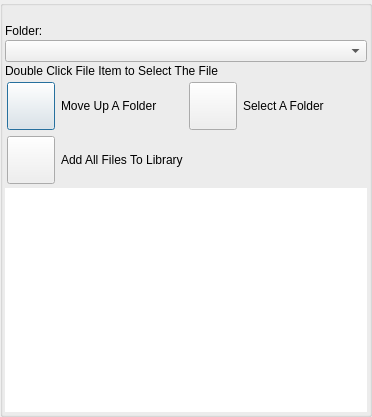
nolimitconnect/NoLimitConnect, file nolimitgui/CommonSrc/Forms/ActivityBrowseFiles.ui: the form before one commit.
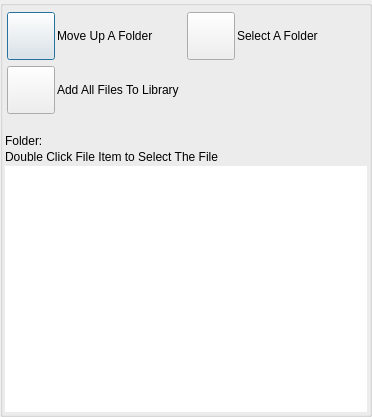
The form after the commit. Custom widgets are drawn as their Qt base class.

Commit message: More file path fixes for android. Replace File Filter combo box with File Filter buttons widget FileFilterSelectWidget

Diff of the .ui file:
```diff
--- a/nolimitgui/CommonSrc/Forms/ActivityBrowseFiles.ui
+++ b/nolimitgui/CommonSrc/Forms/ActivityBrowseFiles.ui
@@ -13,6 +13,12 @@
     <height>417</height>
    </rect>
   </property>
+  <property name="sizePolicy">
+   <sizepolicy hsizetype="Expanding" vsizetype="Expanding">
+    <horstretch>0</horstretch>
+    <verstretch>0</verstretch>
+   </sizepolicy>
+  </property>
   <property name="windowTitle">
    <string>Browse Files</string>
   </property>
@@ -87,6 +93,159 @@
       <property name="bottomMargin">
        <number>2</number>
       </property>
+      <item>
+       <widget class="FileFilterSelectWidget" name="m_FileFilterSelectWidget" native="true"/>
+      </item>
+      <item>
+       <widget class="QWidget" name="m_UpDirWidget" native="true">
+        <layout class="QHBoxLayout" name="horizontalLayout_2">
+         <property name="spacing">
+          <number>2</number>
+         </property>
+         <property name="leftMargin">
+          <number>2</number>
+         </property>
+         <property name="topMargin">
+          <number>2</number>
+         </property>
+         <property name="rightMargin">
+          <number>2</number>
+         </property>
+         <property name="bottomMargin">
+          <number>2</number>
+         </property>
+         <item>
+          <widget class="VxPushButton" name="m_UpDirectoryButton">
+           <property name="minimumSize">
+            <size>
+             <width>48</width>
+             <height>48</height>
+            </size>
+           </property>
+           <property name="maximumSize">
+            <size>
+             <width>48</width>
+             <height>48</height>
+            </size>
+           </property>
+           <property name="text">
+            <string/>
+           </property>
+           <property name="iconSize">
+            <size>
+             <width>48</width>
+             <height>48</height>
+            </size>
+           </property>
+          </widget>
+         </item>
+         <item>
+          <widget class="VxLabel" name="m_UpDirectoryLabel">
+           <property name="sizePolicy">
+            <sizepolicy hsizetype="Expanding" vsizetype="Preferred">
+             <horstretch>0</horstretch>
+             <verstretch>0</verstretch>
+            </sizepolicy>
+           </property>
+           <property name="text">
+            <string>Move Up A Folder</string>
+           </property>
+          </widget>
+         </item>
+         <item>
+          <widget class="VxPushButton" name="m_BrowseButton">
+           <property name="minimumSize">
+            <size>
+             <width>48</width>
+             <height>48</height>
+            </size>
+           </property>
+           <property name="maximumSize">
+            <size>
+             <width>48</width>
+             <height>48</height>
+            </size>
+           </property>
+           <property name="text">
+            <string/>
+           </property>
+          </widget>
+         </item>
+         <item>
+          <widget class="QLabel" name="label_2">
+           <property name="sizePolicy">
+            <sizepolicy hsizetype="Expanding" vsizetype="Preferred">
+             <horstretch>0</horstretch>
+             <verstretch>0</verstretch>
+            </sizepolicy>
+           </property>
+           <property name="text">
+            <string>Select A Folder</string>
+           </property>
+          </widget>
+         </item>
+        </layout>
+       </widget>
+      </item>
+      <item>
+       <widget class="QWidget" name="m_AddAllWidget" native="true">
+        <layout class="QHBoxLayout" name="horizontalLayout_4">
+         <property name="spacing">
+          <number>2</number>
+         </property>
+         <property name="leftMargin">
+          <number>2</number>
+         </property>
+         <property name="topMargin">
+          <number>2</number>
+         </property>
+         <property name="rightMargin">
+          <number>2</number>
+         </property>
+         <property name="bottomMargin">
+          <number>2</number>
+         </property>
+         <item>
+          <widget class="VxPushButton" name="m_AddAllButton">
+           <property name="minimumSize">
+            <size>
+             <width>48</width>
+             <height>48</height>
+            </size>
+           </property>
+           <property name="maximumSize">
+            <size>
+             <width>48</width>
+             <height>48</height>
+            </size>
+           </property>
+           <property name="text">
+            <string/>
+           </property>
+           <property name="iconSize">
+            <size>
+             <width>48</width>
+             <height>48</height>
+            </size>
+           </property>
+          </widget>
+         </item>
+         <item>
+          <widget class="VxLabel" name="m_AddAllLabel">
+           <property name="sizePolicy">
+            <sizepolicy hsizetype="Expanding" vsizetype="Preferred">
+             <horstretch>0</horstretch>
+             <verstretch>0</verstretch>
+            </sizepolicy>
+           </property>
+           <property name="text">
+            <string>Add All Files To Library</string>
+           </property>
+          </widget>
+         </item>
+        </layout>
+       </widget>
+      </item>
       <item>
        <widget class="QLabel" name="m_StatusLabel">
         <property name="sizePolicy">
@@ -151,9 +310,6 @@
         </item>
        </layout>
       </item>
-      <item>
-       <widget class="VxComboBoxFileFilter" name="m_FileFilterComboBox"/>
-      </item>
       <item>
        <widget class="QLabel" name="m_DoubleTapInstructionLabel">
         <property name="text">
@@ -161,150 +317,6 @@
         </property>
        </widget>
       </item>
-      <item>
-       <widget class="QWidget" name="m_UpDirWidget" native="true">
-        <layout class="QHBoxLayout" name="horizontalLayout_2">
-         <property name="leftMargin">
-          <number>2</number>
-         </property>
-         <property name="topMargin">
-          <number>2</number>
-         </property>
-         <property name="rightMargin">
-          <number>2</number>
-         </property>
-         <property name="bottomMargin">
-          <number>2</number>
-         </property>
-         <item>
-          <widget class="VxPushButton" name="m_UpDirectoryButton">
-           <property name="minimumSize">
-            <size>
-             <width>48</width>
-             <height>48</height>
-            </size>
-           </property>
-           <property name="maximumSize">
-            <size>
-             <width>48</width>
-             <height>48</height>
-            </size>
-           </property>
-           <property name="text">
-            <string/>
-           </property>
-           <property name="iconSize">
-            <size>
-             <width>48</width>
-             <height>48</height>
-            </size>
-           </property>
-          </widget>
-         </item>
-         <item>
-          <widget class="VxLabel" name="m_UpDirectoryLabel">
-           <property name="sizePolicy">
-            <sizepolicy hsizetype="Expanding" vsizetype="Preferred">
-             <horstretch>0</horstretch>
-             <verstretch>0</verstretch>
-            </sizepolicy>
-           </property>
-           <property name="text">
-            <string>Move Up A Folder</string>
-           </property>
-          </widget>
-         </item>
-         <item>
-          <widget class="VxPushButton" name="m_BrowseButton">
-           <property name="minimumSize">
-            <size>
-             <width>48</width>
-             <height>48</height>
-            </size>
-           </property>
-           <property name="maximumSize">
-            <size>
-             <width>48</width>
-             <height>48</height>
-            </size>
-           </property>
-           <property name="text">
-            <string/>
-           </property>
-          </widget>
-         </item>
-         <item>
-          <widget class="QLabel" name="label_2">
-           <property name="sizePolicy">
-            <sizepolicy hsizetype="Expanding" vsizetype="Preferred">
-             <horstretch>0</horstretch>
-             <verstretch>0</verstretch>
-            </sizepolicy>
-           </property>
-           <property name="text">
-            <string>Select A Folder</string>
-           </property>
-          </widget>
-         </item>
-        </layout>
-       </widget>
-      </item>
-      <item>
-       <widget class="QWidget" name="m_AddAllWidget" native="true">
-        <layout class="QHBoxLayout" name="horizontalLayout_4">
-         <property name="leftMargin">
-          <number>2</number>
-         </property>
-         <property name="topMargin">
-          <number>2</number>
-         </property>
-         <property name="rightMargin">
-          <number>2</number>
-         </property>
-         <property name="bottomMargin">
-          <number>2</number>
-         </property>
-         <item>
-          <widget class="VxPushButton" name="m_AddAllButton">
-           <property name="minimumSize">
-            <size>
-             <width>48</width>
-             <height>48</height>
-            </size>
-           </property>
-           <property name="maximumSize">
-            <size>
-             <width>48</width>
-             <height>48</height>
-            </size>
-           </property>
-           <property name="text">
-            <string/>
-           </property>
-           <property name="iconSize">
-            <size>
-             <width>48</width>
-             <height>48</height>
-            </size>
-           </property>
-          </widget>
-         </item>
-         <item>
-          <widget class="VxLabel" name="m_AddAllLabel">
-           <property name="sizePolicy">
-            <sizepolicy hsizetype="Expanding" vsizetype="Preferred">
-             <horstretch>0</horstretch>
-             <verstretch>0</verstretch>
-            </sizepolicy>
-           </property>
-           <property name="text">
-            <string>Add All Files To Library</string>
-           </property>
-          </widget>
-         </item>
-        </layout>
-       </widget>
-      </item>
       <item>
        <widget class="QListWidget" name="FileItemList">
         <property name="font">
@@ -374,9 +386,10 @@
    <header>VxLabel.h</header>
   </customwidget>
   <customwidget>
-   <class>VxComboBoxFileFilter</class>
-   <extends>QComboBox</extends>
-   <header>VxComboBoxFileFilter.h</header>
+   <class>FileFilterSelectWidget</class>
+   <extends>QWidget</extends>
+   <header>FileFilterSelectWidget.h</header>
+   <container>1</container>
   </customwidget>
   <customwidget>
    <class>TitleBarWidget</class>
```
The commit also changes 234 other files.
